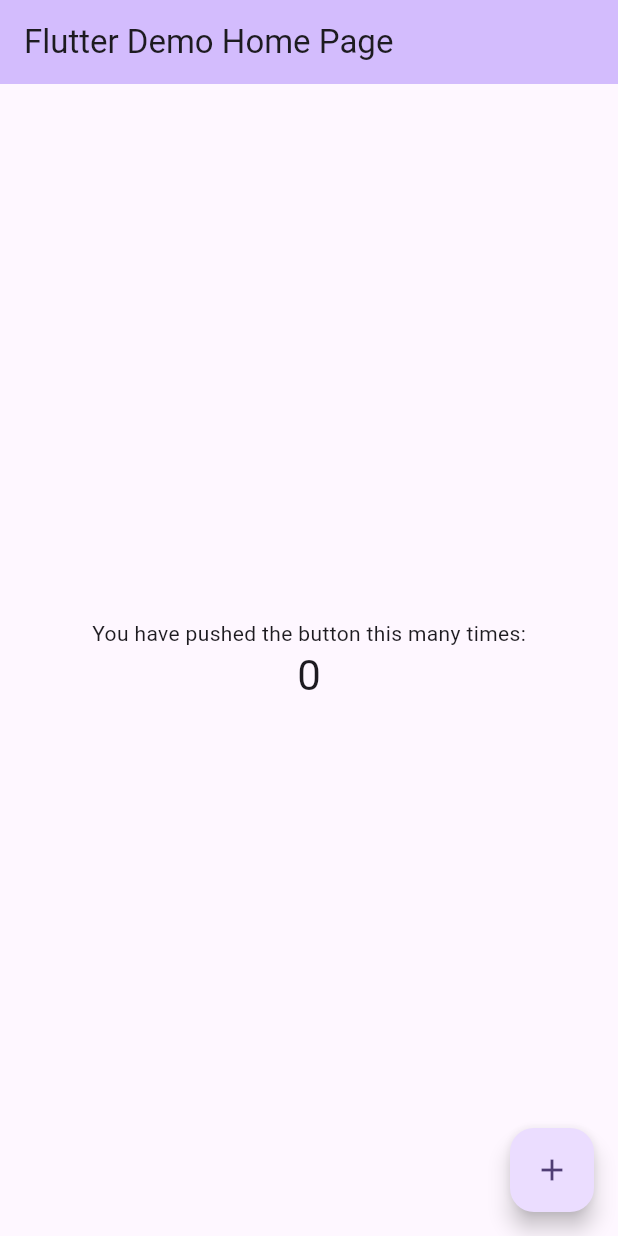
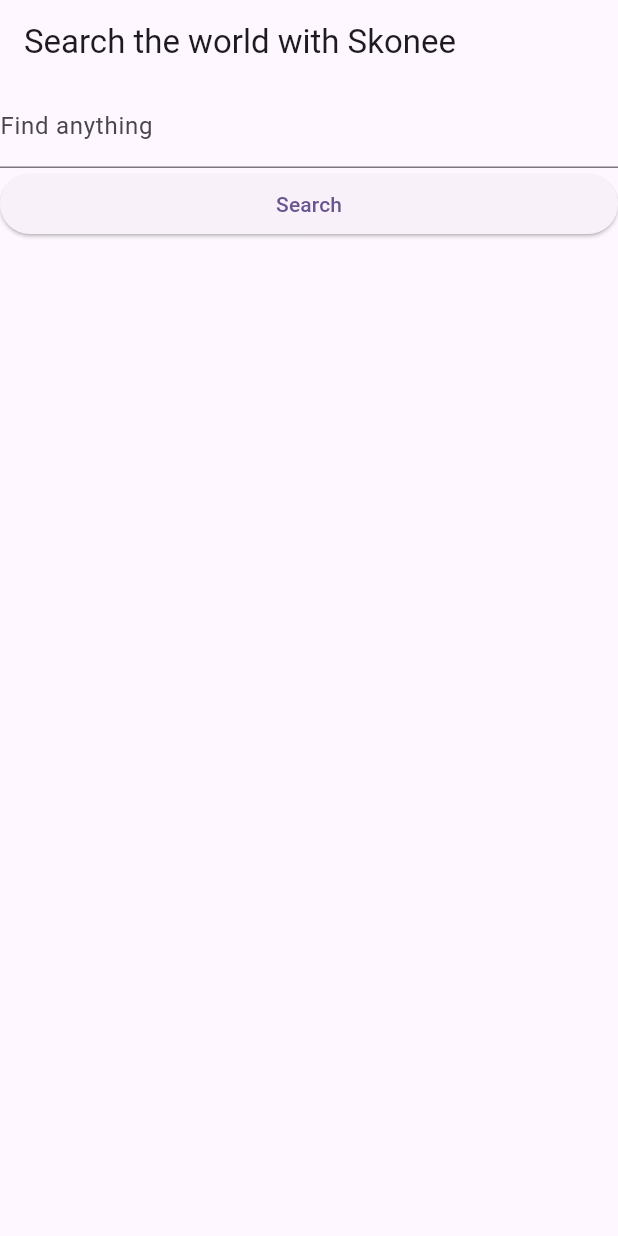
Before and after one commit to sdrrfxc/skonee_search, a Flutter app: the screen it shows after launch, on a phone screen of 412 x 824 dp. Run offline on Flutter 3.47's test engine with Material 3 defaults, Android fonts, the light colour scheme and no system bars.

Commit message:
Added homepage and search result pages

```diff
--- a/lib/main.dart
+++ b/lib/main.dart
@@ -1,125 +1,26 @@
 import 'package:flutter/material.dart';
+import 'pages/homepage.dart';
 
 void main() {
   runApp(const MyApp());
 }
 
 class MyApp extends StatelessWidget {
-  const MyApp({super.key});
+  const MyApp({Key? key}) : super(key: key);
 
   // This widget is the root of your application.
   @override
   Widget build(BuildContext context) {
     return MaterialApp(
-      title: 'Flutter Demo',
+      title: 'Skonee',
       theme: ThemeData(
-        // This is the theme of your application.
-        //
-        // TRY THIS: Try running your application with "flutter run". You'll see
-        // the application has a purple toolbar. Then, without quitting the app,
-        // try changing the seedColor in the colorScheme below to Colors.green
-        // and then invoke "hot reload" (save your changes or press the "hot
-        // reload" button in a Flutter-supported IDE, or press "r" if you used
-        // the command line to start the app).
-        //
-        // Notice that the counter didn't reset back to zero; the application
-        // state is not lost during the reload. To reset the state, use hot
-        // restart instead.
-        //
-        // This works for code too, not just values: Most code changes can be
-        // tested with just a hot reload.
+
         colorScheme: ColorScheme.fromSeed(seedColor: Colors.deepPurple),
         useMaterial3: true,
       ),
-      home: const MyHomePage(title: 'Flutter Demo Home Page'),
-    );
+      home: const HomePage(),
+
+      );
+
   }
 }
-
-class MyHomePage extends StatefulWidget {
-  const MyHomePage({super.key, required this.title});
-
-  // This widget is the home page of your application. It is stateful, meaning
-  // that it has a State object (defined below) that contains fields that affect
-  // how it looks.
-
-  // This class is the configuration for the state. It holds the values (in this
-  // case the title) provided by the parent (in this case the App widget) and
-  // used by the build method of the State. Fields in a Widget subclass are
-  // always marked "final".
-
-  final String title;
-
-  @override
-  State<MyHomePage> createState() => _MyHomePageState();
-}
-
-class _MyHomePageState extends State<MyHomePage> {
-  int _counter = 0;
-
-  void _incrementCounter() {
-    setState(() {
-      // This call to setState tells the Flutter framework that something has
-      // changed in this State, which causes it to rerun the build method below
-      // so that the display can reflect the updated values. If we changed
-      // _counter without calling setState(), then the build method would not be
-      // called again, and so nothing would appear to happen.
-      _counter++;
-    });
-  }
-
-  @override
-  Widget build(BuildContext context) {
-    // This method is rerun every time setState is called, for instance as done
-    // by the _incrementCounter method above.
-    //
-    // The Flutter framework has been optimized to make rerunning build methods
-    // fast, so that you can just rebuild anything that needs updating rather
-    // than having to individually change instances of widgets.
-    return Scaffold(
-      appBar: AppBar(
-        // TRY THIS: Try changing the color here to a specific color (to
-        // Colors.amber, perhaps?) and trigger a hot reload to see the AppBar
-        // change color while the other colors stay the same.
-        backgroundColor: Theme.of(context).colorScheme.inversePrimary,
-        // Here we take the value from the MyHomePage object that was created by
-        // the App.build method, and use it to set our appbar title.
-        title: Text(widget.title),
-      ),
-      body: Center(
-        // Center is a layout widget. It takes a single child and positions it
-        // in the middle of the parent.
-        child: Column(
-          // Column is also a layout widget. It takes a list of children and
-          // arranges them vertically. By default, it sizes itself to fit its
-          // children horizontally, and tries to be as tall as its parent.
-          //
-          // Column has various properties to control how it sizes itself and
-          // how it positions its children. Here we use mainAxisAlignment to
-          // center the children vertically; the main axis here is the vertical
-          // axis because Columns are vertical (the cross axis would be
-          // horizontal).
-          //
-          // TRY THIS: Invoke "debug painting" (choose the "Toggle Debug Paint"
-          // action in the IDE, or press "p" in the console), to see the
-          // wireframe for each widget.
-          mainAxisAlignment: MainAxisAlignment.center,
-          children: <Widget>[
-            const Text(
-              'You have pushed the button this many times:',
-            ),
-            Text(
-              '$_counter',
-              style: Theme.of(context).textTheme.headlineMedium,
-            ),
-          ],
-        ),
-      ),
-      floatingActionButton: FloatingActionButton(
-        onPressed: _incrementCounter,
-        tooltip: 'Increment',
-        child: const Icon(Icons.add),
-      ), // This trailing comma makes auto-formatting nicer for build methods.
-    );
-  }
-}
--- /dev/null
+++ b/lib/pages/homepage.dart
@@ -0,0 +1,34 @@
+
+
+import 'package:flutter/cupertino.dart';
+import 'package:flutter/material.dart';
+import 'package:skonee_search/pages/searchResultPage.dart';
+
+class HomePage extends StatefulWidget {
+  const HomePage({Key? key}) : super(key: key);
+
+  @override
+  State<HomePage> createState() => _HomePageState();
+}
+
+class _HomePageState extends State<HomePage> {
+  final searchController = TextEditingController();
+
+  @override
+  Widget build(BuildContext context){
+    return Scaffold(
+      appBar: AppBar(title: const Text("Search the world with Skonee"),),
+      body: ListView(
+        children: [
+          TextField(
+            decoration: InputDecoration(labelText: "Find anything"),
+            controller: searchController,
+          ),
+          ElevatedButton(onPressed: () {
+            Navigator.of(context).push(MaterialPageRoute(builder: (_) => const SearchResults()));
+          }, child: const Text("Search"))
+        ],
+      )
+    );
+  }
+}
--- /dev/null
+++ b/lib/pages/searchResultPage.dart
@@ -0,0 +1,15 @@
+
+
+import 'package:flutter/cupertino.dart';
+import 'package:flutter/material.dart';
+
+class SearchResults extends StatelessWidget {
+  const SearchResults({Key? key}) : super(key: key);
+
+  @override
+  Widget build(BuildContext context){
+    return Scaffold(
+      body: Text("Results here")
+    );
+  }
+}
```
